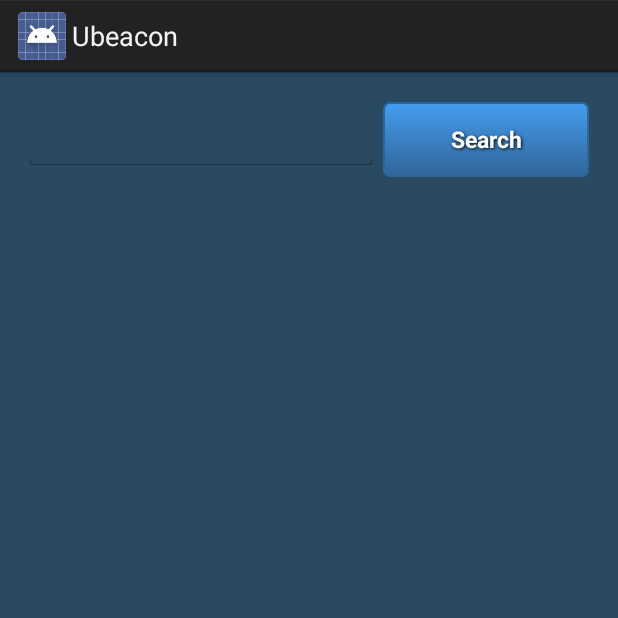
After one commit to hanwencheng/UBeacon-Android-Studio, an Android app: the fragment SearchListFragment shown on its own in the app's theme, on a phone screen of 412 x 824 dp, the top half of it. The commit adds this screen. Run offline under Robolectric (Android 15) with nearby library versions, the phone set to English and light mode, and no system bars; 1 statement that could not run was skipped.

Commit message:
create search mode
1. rename the the fragments and rebuild the structure of the app
2. change app.fragment to support.v4.fragment
3. create view pager structure
4. create search mode for our second page
5. init search list adapter
6. create new layouts
7. rearrange beacons layout

```diff
--- a/app/src/main/java/mci/uni/stuttgart/bilget/BeaconService.java
+++ b/app/src/main/java/mci/uni/stuttgart/bilget/BeaconService.java
@@ -34,7 +34,7 @@ public class BeaconService extends Service {
 	protected static final long LONG_SCAN_PERIOD = 8000;
     protected static final long SHORT_SCAN_PERIOD = 2000;
     protected static final long MIDDLE_SCAN_PERIOD = 5000;
-    protected static String SERVICE_IS_RUNNING = "BeaconService.bildgetScanService";
+    public static String SERVICE_IS_RUNNING = "BeaconService.bildgetScanService";
     protected boolean mScanning = false;
     private static String TAG = "beacon service";
 
--- a/app/src/main/java/mci/uni/stuttgart/bilget/database/BeaconDataLoader.java
+++ b/app/src/main/java/mci/uni/stuttgart/bilget/database/BeaconDataLoader.java
@@ -1,7 +1,7 @@
 package mci.uni.stuttgart.bilget.database;
 
-import android.content.AsyncTaskLoader;
 import android.content.Context;
+import android.support.v4.content.AsyncTaskLoader;
 import android.util.Log;
 
 /**
@@ -32,7 +32,7 @@ public class BeaconDataLoader extends AsyncTaskLoader<LocationInfo> {
 //		Log.d(TAG, firstRowId + " is inserted and the table is initialed" +hanwensHome);
         String macAddressWithoutColon = MACAddress.replace(":","");
         //TODO if the data is not found, then call internet downloading
-		LocationInfo location =  DatabaseUtil.queryData(beaconDBHelper, macAddressWithoutColon, null);
+		LocationInfo location =  DatabaseUtil.querySingleData(beaconDBHelper, macAddressWithoutColon, null);
         Log.d(TAG, "1:the callback of location query is" +MACAddress + "::" + location);
         return location;
 	}
--- /dev/null
+++ b/app/src/main/java/mci/uni/stuttgart/bilget/search/SearchListAdapter.java
@@ -0,0 +1,57 @@
+package mci.uni.stuttgart.bilget.search;
+
+import android.content.Context;
+import android.support.v7.widget.RecyclerView;
+import android.view.LayoutInflater;
+import android.view.View;
+import android.view.ViewGroup;
+
+import java.lang.reflect.Array;
+import java.util.ArrayList;
+import java.util.List;
+
+import mci.uni.stuttgart.bilget.BeaconsInfo;
+import mci.uni.stuttgart.bilget.BeaconsViewHolder;
+import mci.uni.stuttgart.bilget.R;
+import mci.uni.stuttgart.bilget.database.BeaconDBHelper;
+import mci.uni.stuttgart.bilget.database.LocationInfo;
+
+public class SearchListAdapter extends RecyclerView.Adapter <BeaconsViewHolder>{
+
+    Context context;
+    List<LocationInfo> resultList;
+    BeaconDBHelper dbHelper;
+
+    public SearchListAdapter(List<LocationInfo> beaconsList, BeaconDBHelper dbHelper){
+        this.resultList = beaconsList;
+        this.dbHelper = dbHelper;
+    }
+
+    @Override
+    public BeaconsViewHolder onCreateViewHolder(ViewGroup parent, int viewType) {
+        // create a new view
+        context = parent.getContext();
+        View v = LayoutInflater.from(context)
+                .inflate(R.layout.beacon_layout, parent, false);
+        // set the view's size, margins, padding and layout parameters
+        return new BeaconsViewHolder(v);}
+
+    @Override
+    public void onBindViewHolder(BeaconsViewHolder beaconsViewHolder, int position) {
+        inflateView(beaconsViewHolder, position);
+    }
+
+    @Override
+    public int getItemCount() {
+        return 0;
+    }
+
+    private void inflateView(BeaconsViewHolder viewHolder, int position){
+        if(resultList.isEmpty()) return;
+        LocationInfo beaconInfo = resultList.get(position);
+        viewHolder.vName.setText(beaconInfo.category);
+        viewHolder.vRSSI.setText(beaconInfo.subcategory);
+        viewHolder.vLabel.setText(beaconInfo.label);
+        viewHolder.vDescription.setText(beaconInfo.description);
+    }
+}
--- /dev/null
+++ b/app/src/main/java/mci/uni/stuttgart/bilget/search/SearchListFragment.java
@@ -0,0 +1,59 @@
+package mci.uni.stuttgart.bilget.search;
+
+import android.os.Bundle;
+import android.support.annotation.Nullable;
+import android.support.v4.app.Fragment;
+import android.support.v7.widget.LinearLayoutManager;
+import android.support.v7.widget.RecyclerView;
+import android.view.LayoutInflater;
+import android.view.View;
+import android.view.ViewGroup;
+import android.widget.LinearLayout;
+
+import mci.uni.stuttgart.bilget.R;
+import mci.uni.stuttgart.bilget.database.BeaconDBHelper;
+
+public class SearchListFragment extends Fragment {
+
+    private RecyclerView mRecyclerView;
+    private SearchListAdapter adapter;
+
+    @Override
+    public View onCreateView(LayoutInflater inflater, @Nullable ViewGroup container, @Nullable Bundle savedInstanceState) {
+        super.onCreate(savedInstanceState);//TODO
+
+        setHasOptionsMenu(true);//default is false;
+
+        //assign DOM element
+        View rootView = inflater.inflate(R.layout.search_fragment_main, container,
+                false);
+        mRecyclerView = (RecyclerView) rootView.findViewById(R.id.search_recycler_view);
+        registerForContextMenu(mRecyclerView);
+
+        initRecyclerView(mRecyclerView);
+
+        adapter = new SearchListAdapter(null, new BeaconDBHelper(getActivity()));
+        mRecyclerView.setAdapter(adapter);
+
+        return rootView;
+
+
+    }
+
+    /**
+     * set the focus function and layoutManager of the recycler view
+     * @param recyclerView target view
+     */
+    private void initRecyclerView(RecyclerView recyclerView){
+        // use this setting to improve performance if you know that changes
+        // in content do not change the layout size of the RecyclerView
+        recyclerView.setHasFixedSize(true);
+
+        recyclerView.setDescendantFocusability(ViewGroup.FOCUS_AFTER_DESCENDANTS);
+
+        // use a linear layout manager
+        RecyclerView.LayoutManager mLayoutManager = new LinearLayoutManager(getActivity());
+        recyclerView.setLayoutManager(mLayoutManager);
+        ((LinearLayoutManager) mLayoutManager).setOrientation(LinearLayout.VERTICAL);
+    }
+}
--- /dev/null
+++ b/app/src/main/res/layout/search_fragment_main.xml
@@ -0,0 +1,40 @@
+<?xml version="1.0" encoding="utf-8"?>
+<LinearLayout xmlns:android="http://schemas.android.com/apk/res/android"
+    android:orientation="vertical"
+    android:layout_width="match_parent"
+    android:paddingBottom="@dimen/activity_vertical_margin"
+    android:paddingLeft="@dimen/activity_horizontal_margin"
+    android:paddingRight="@dimen/activity_horizontal_margin"
+    android:paddingTop="@dimen/activity_vertical_margin"
+    android:background="@color/light_blue"
+    android:layout_height="match_parent">
+
+    <TableRow
+        android:layout_width="fill_parent"
+        android:layout_height="fill_parent">
+
+        <EditText
+            android:layout_width="wrap_content"
+            android:layout_height="50dp"
+            android:layout_weight="3"
+            android:id="@+id/editText" />
+
+        <Button
+            android:background="@drawable/button"
+            android:layout_width="wrap_content"
+            android:layout_height="50dp"
+            style="@style/button"
+            android:layout_weight="1"
+            android:text="@string/search_button"
+            android:id="@+id/search_button" />
+    </TableRow>
+
+    <android.support.v7.widget.RecyclerView
+        android:id="@+id/search_recycler_view"
+        android:layout_width="match_parent"
+        android:layout_height="fill_parent"
+        android:scrollbars="vertical" >
+
+    </android.support.v7.widget.RecyclerView>
+
+</LinearLayout>
--- a/app/src/main/res/values/strings.xml
+++ b/app/src/main/res/values/strings.xml
@@ -35,5 +35,7 @@
     <string name="url_avaliable">download completed</string>
     <string name="pref_vibration_switch_summary">Use vibration when beacon is found nearby</string>
     <string name="pref_vibration_switch">Vibration Switch</string>
+    <string name="search_mode"><![CDATA[=>]]></string>
+    <string name="search_button">Search</string>
 
 </resources>
```
Also changed, not shown: app/src/main/java/mci/uni/stuttgart/bilget/BeaconsViewHolder.java (+7 -7 lines), app/src/main/java/mci/uni/stuttgart/bilget/MainActivity.java (+20 -6 lines), app/src/main/java/mci/uni/stuttgart/bilget/Util/UBeaconPageAdapter.java (added, +38 -0 lines), app/src/main/java/mci/uni/stuttgart/bilget/database/DatabaseUtil.java (+34 -7 lines), app/src/main/java/mci/uni/stuttgart/bilget/scan/BeaconsAdapter.java (renamed from app/src/main/java/mci/uni/stuttgart/bilget/BeaconsAdapter.java, +9 -6 lines), app/src/main/java/mci/uni/stuttgart/bilget/scan/ScanListFragment.java (renamed from app/src/main/java/mci/uni/stuttgart/bilget/MainListFragment.java, +31 -21 lines), app/src/main/res/layout/activity_main.xml (+9 -2 lines), app/src/main/res/layout/beacon_layout.xml (+15 -10 lines), app/src/main/res/layout/scan_fragment_main.xml (renamed from app/src/main/res/layout/fragment_main.xml, +3 -5 lines).
